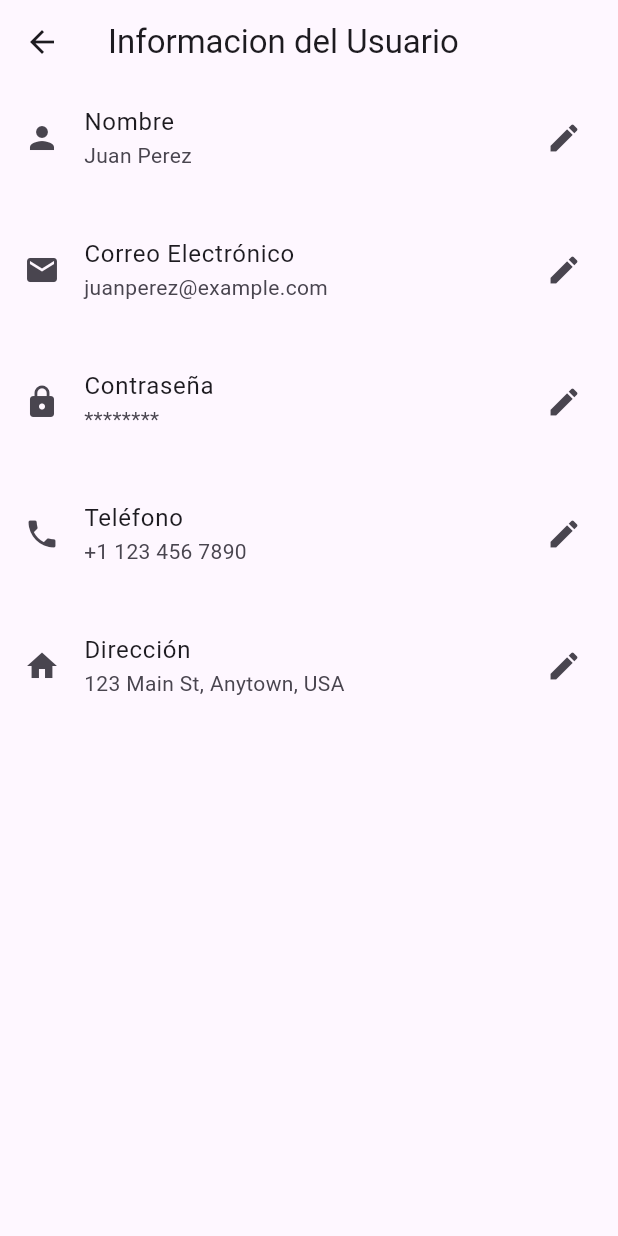
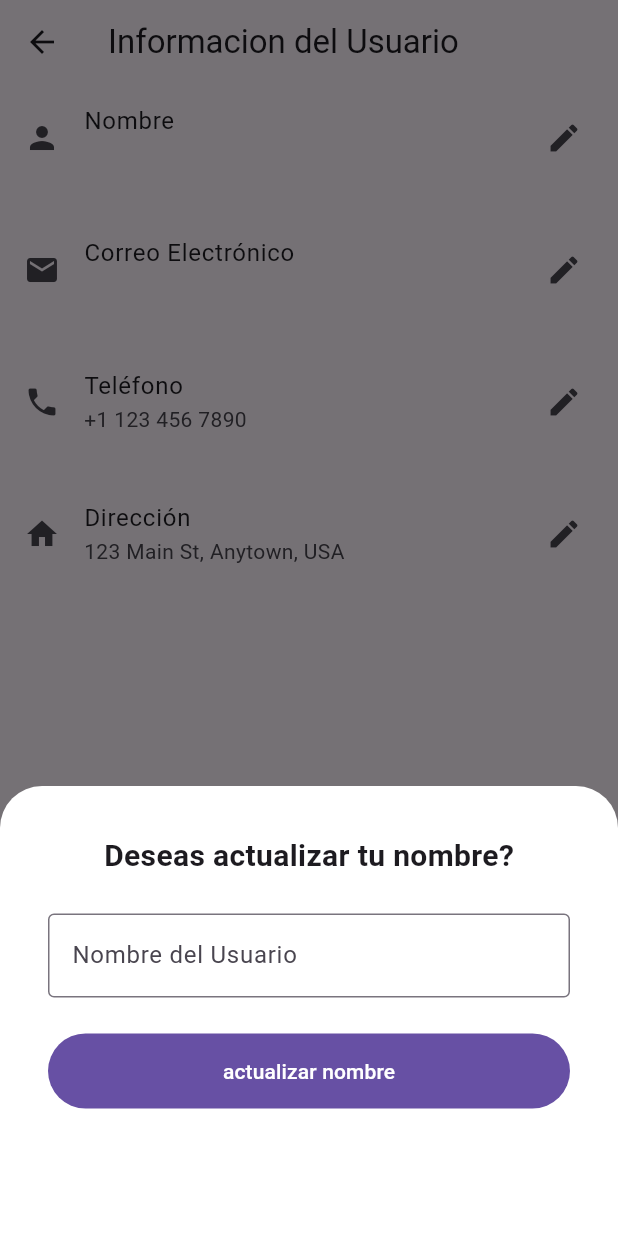
Before and after one commit to ricardober93/flutter_ganadmin, a Flutter app: the SettingUserInformation screen opened by its route, after a tap on "Nombre", on a phone screen of 412 x 824 dp. Run offline on Flutter 3.47's test engine with Material 3 defaults, Android fonts, the phone set to English and light mode, and no system bars; our stand-ins replace drift, drift_flutter, get, shimmer; missing offline and left inert: calendar_agenda; accounts and stored records are empty; generated files the repository leaves out were written again.

Commit message:
se configura la creacion de un usuario para actualizar los datos de la informacion del usuario

```diff
--- a/lib/controllers/agenda_controller.dart
+++ b/lib/controllers/agenda_controller.dart
@@ -67,8 +67,8 @@ class AgendaController extends GetxController {
     if (pickedDate != null) {
       // Seleccionamos la hora y minutos
       TimeOfDay? pickedTime = await showTimePicker(
+        initialTime: TimeOfDay.now(),
         context: context,
-        initialTime: TimeOfDay.now(),
       );
 
       if (pickedTime != null) {
--- a/lib/controllers/setting_controller.dart
+++ b/lib/controllers/setting_controller.dart
@@ -11,8 +11,9 @@ class SettingController extends GetxController {
 
 
   @override
-  void onInit() {
+  void onInit() async {
     super.onInit();
+    await Future.delayed(const Duration(seconds: 2));
     print('onInit SettingController');
   }
 
--- a/lib/pages/setting_user_information.dart
+++ b/lib/pages/setting_user_information.dart
@@ -1,44 +1,44 @@
+import 'package:admin_animal_flutter/controllers/user_controller.dart';
 import 'package:flutter/material.dart';
+import 'package:get/get.dart';
 
 class SettingUserInformation extends StatelessWidget {
   const SettingUserInformation({super.key});
 
   @override
   Widget build(BuildContext context) {
+    var userCtr = Get.put(UserController());
+
+    updateUserNameBottomSheet() {
+      Get.bottomSheet(bottomSheet(), backgroundColor: Colors.white);
+    }
+
     return Scaffold(
         appBar: AppBar(
           title: Text('Informacion del Usuario'),
         ),
-        body: Wrap(
-          runSpacing: 16,
-          children: [
-            ListTile(
-              title: Text('Nombre'),
-              subtitle: Text('Juan Perez'),
+        body: Wrap(runSpacing: 16, children: [
+          Obx(() {
+            return ListTile(
+                title: const Text('Nombre'),
+                subtitle: Text(userCtr.userName.value ?? ''),
                 leading: Icon(Icons.person),
                 trailing: Icon(Icons.edit),
                 onTap: () {
-                // Navegar a la pantalla de edición de nombre
-              },
-            ),
-            ListTile(
+                  updateUserNameBottomSheet();
+                });
+          }),
+          Obx(() {
+            return  ListTile(
               title: Text('Correo Electrónico'),
-              subtitle: Text('juanperez@example.com'),
+              subtitle:Text(userCtr.userEmail.value ?? ''),
               leading: Icon(Icons.email),
               trailing: Icon(Icons.edit),
               onTap: () {
                 // Navegar a la pantalla de edición de correo electrónico
               },
-            ),
-            ListTile(
-              title: Text('Contraseña'),
-              subtitle: Text('********'),
-              leading: Icon(Icons.lock),
-              trailing: Icon(Icons.edit),
-              onTap: () {
-                // Navegar a la pantalla de edición de contraseña
-              },
-            ),
+            );
+          }),
           ListTile(
             title: Text('Teléfono'),
             subtitle: Text('+1 123 456 7890'),
@@ -57,7 +57,43 @@ class SettingUserInformation extends StatelessWidget {
               // Navegar a la pantalla de edición de dirección
             },
           ),
-          ]
-        ));
+        ]));
+  }
+
+  Widget bottomSheet() {
+    var userCtr = Get.put(UserController());
+
+    return Container(
+      height: 300,
+      padding: const EdgeInsets.all(16),
+      width: double.infinity,
+      child: Padding(
+        padding: const EdgeInsets.all(16.0),
+        child: Column(
+          children: [
+            const Text(
+              "Deseas actualizar tu nombre?",
+              style: TextStyle(fontSize: 20, fontWeight: FontWeight.w700),
+            ),
+            const SizedBox(height: 24),
+            TextField(
+              controller: userCtr.userTextField,
+              decoration: const InputDecoration(
+                labelText: 'Nombre del Usuario',
+                border: OutlineInputBorder(),
+              ),
+            ),
+            const SizedBox(height: 24),
+            SizedBox(
+              width: double.infinity,
+              height: 50,
+              child: FilledButton(
+                  onPressed: userCtr.updateUSerName,
+                  child: const Text("actualizar nombre")),
+            )
+          ],
+        ),
+      ),
+    );
   }
 }
--- a/lib/routes/index.dart
+++ b/lib/routes/index.dart
@@ -1,6 +1,7 @@
 import 'package:admin_animal_flutter/pages/agenda_page.dart';
 import 'package:admin_animal_flutter/pages/animal_page.dart';
 import 'package:admin_animal_flutter/pages/create_animal.dart';
+import 'package:admin_animal_flutter/pages/create_user.dart';
 import 'package:admin_animal_flutter/pages/home_page.dart';
 import 'package:admin_animal_flutter/pages/loading_page.dart';
 import 'package:admin_animal_flutter/pages/setting_user_information.dart';
@@ -12,6 +13,7 @@ var routes = [
   GetPage(name: '/home', page: () =>  const HomePage()),
   GetPage(name: '/animals', page: ()=> const AnimalPage()),
   GetPage(name: '/agenda', page: ()=> const AgendaPage()),
+  GetPage(name: '/create-user', page: ()=> const CreateUserPage()),
   GetPage(name: '/create-animal',
       page: ()=>  const CreateAnimal(),
       transition: Transition.leftToRightWithFade,
```
Also changed, not shown: lib/controllers/auth_controller.dart (added, +41 -0 lines), lib/controllers/user_controller.dart (+68 -5 lines), lib/db/db.dart (+5 -2 lines), lib/db/tables.dart (+11 -0 lines), lib/pages/create_user.dart (added, +72 -0 lines), lib/widgets/drawer_nav.dart (+16 -13 lines), lib/db/db.g.dart, 1 other file. Lines whose indentation alone changed are shown as unchanged.
